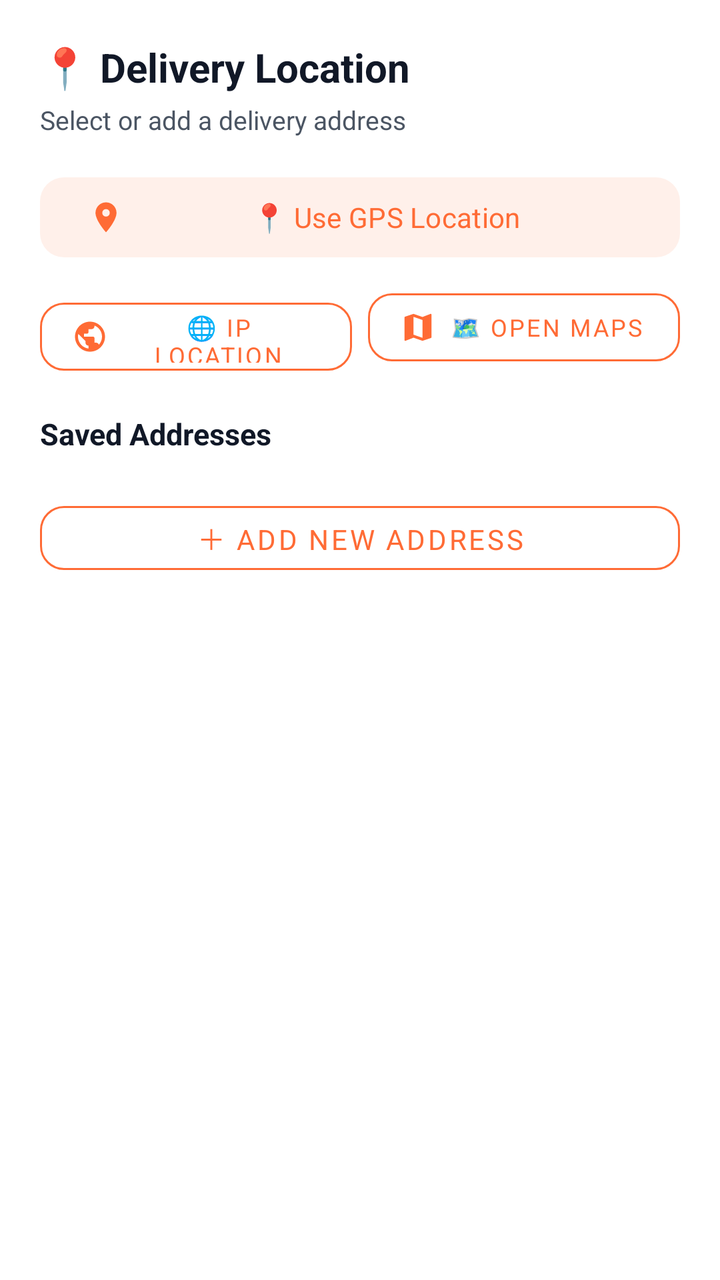
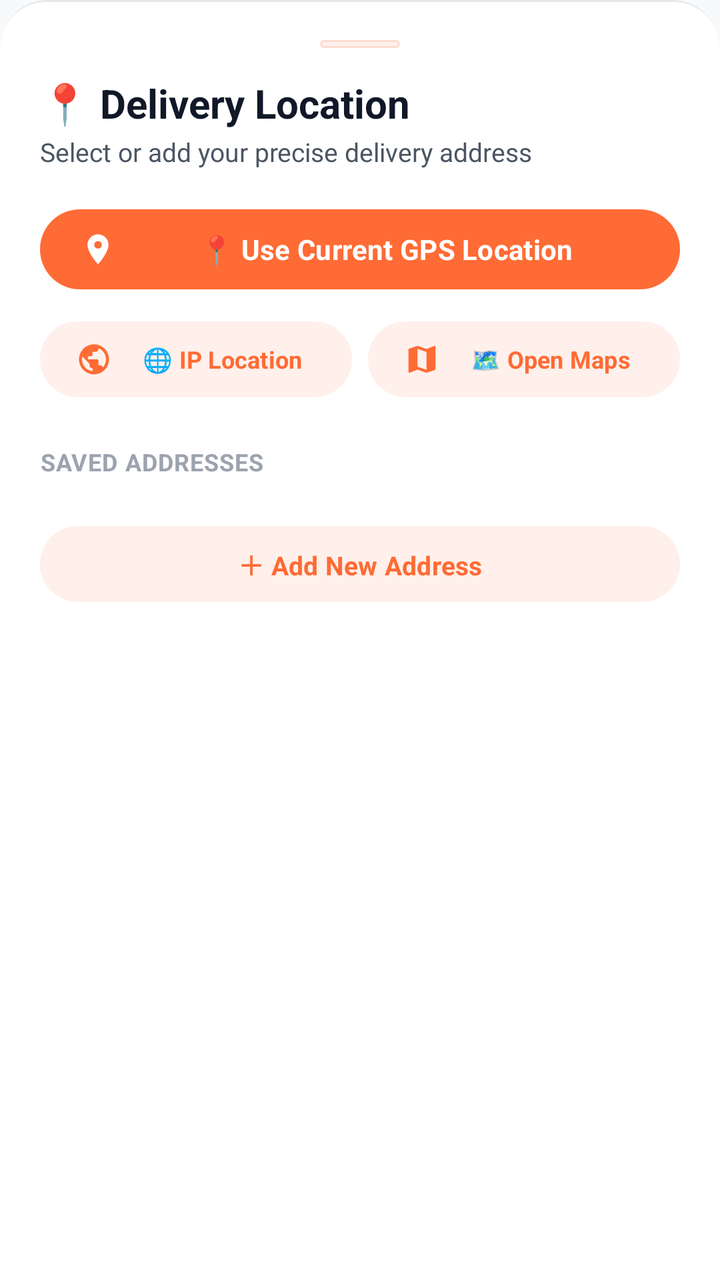

An Android layout rendered at two revisions. The XML below is the earlier revision; the diff shows what the commit changed to produce the second picture.
<!-- AndroidManifest.xml: application theme Theme.AKRHunger -->
<!-- res/layout/dialog_delivery_location.xml -->
<?xml version="1.0" encoding="utf-8"?>
<LinearLayout xmlns:android="http://schemas.android.com/apk/res/android"
    xmlns:app="http://schemas.android.com/apk/res-auto"
    android:layout_width="match_parent"
    android:layout_height="wrap_content"
    android:background="@color/surface"
    android:orientation="vertical"
    android:padding="20dp">

    
    <TextView
        android:layout_width="wrap_content"
        android:layout_height="wrap_content"
        android:text="📍 Delivery Location"
        android:textColor="@color/text_primary"
        android:textSize="20sp"
        android:textStyle="bold" />

    <TextView
        android:layout_width="wrap_content"
        android:layout_height="wrap_content"
        android:layout_marginTop="4dp"
        android:text="Select or add a delivery address"
        android:textColor="@color/text_secondary"
        android:textSize="13sp" />

    
    <LinearLayout
        android:layout_width="match_parent"
        android:layout_height="wrap_content"
        android:layout_marginTop="16dp"
        android:orientation="vertical">

        
        <com.google.android.material.button.MaterialButton
            android:id="@+id/btn_use_gps"
            android:layout_width="match_parent"
            android:layout_height="48dp"
            android:text="📍 Use GPS Location"
            android:textSize="14sp"
            app:backgroundTint="@color/primary_10"
            android:textColor="@color/primary"
            app:cornerRadius="12dp"
            app:icon="@drawable/ic_location"
            app:iconTint="@color/primary" />

        
        <LinearLayout
            android:layout_width="match_parent"
            android:layout_height="wrap_content"
            android:layout_marginTop="8dp"
            android:orientation="horizontal">

            <com.google.android.material.button.MaterialButton
                android:id="@+id/btn_use_ip"
                style="@style/Widget.MaterialComponents.Button.OutlinedButton"
                android:layout_width="0dp"
                android:layout_height="46dp"
                android:layout_weight="1"
                android:layout_marginEnd="4dp"
                android:text="🌐 IP Location"
                android:textSize="12sp"
                app:cornerRadius="12dp"
                app:icon="@drawable/ic_globe"
                app:iconTint="@color/primary"
                app:strokeColor="@color/primary"
                android:textColor="@color/primary" />

            <com.google.android.material.button.MaterialButton
                android:id="@+id/btn_open_maps"
                style="@style/Widget.MaterialComponents.Button.OutlinedButton"
                android:layout_width="0dp"
                android:layout_height="46dp"
                android:layout_weight="1"
                android:layout_marginStart="4dp"
                android:text="🗺️ Open Maps"
                android:textSize="12sp"
                app:cornerRadius="12dp"
                app:icon="@drawable/ic_map"
                app:iconTint="@color/primary"
                app:strokeColor="@color/primary"
                android:textColor="@color/primary" />
        </LinearLayout>

        
        <ProgressBar
            android:id="@+id/location_detect_progress"
            style="?android:attr/progressBarStyleHorizontal"
            android:layout_width="match_parent"
            android:layout_height="4dp"
            android:layout_marginTop="6dp"
            android:indeterminate="true"
            android:indeterminateTint="@color/primary"
            android:visibility="gone" />
    </LinearLayout>

    
    <TextView
        android:layout_width="wrap_content"
        android:layout_height="wrap_content"
        android:layout_marginTop="20dp"
        android:text="Saved Addresses"
        android:textColor="@color/text_primary"
        android:textSize="15sp"
        android:textStyle="bold" />

    <LinearLayout
        android:id="@+id/address_list"
        android:layout_width="match_parent"
        android:layout_height="wrap_content"
        android:layout_marginTop="8dp"
        android:orientation="vertical" />

    
    <com.google.android.material.button.MaterialButton
        android:id="@+id/btn_add_new"
        style="@style/Widget.MaterialComponents.Button.OutlinedButton"
        android:layout_width="match_parent"
        android:layout_height="44dp"
        android:layout_marginTop="12dp"
        android:text="＋ Add New Address"
        android:textColor="@color/primary"
        android:textSize="14sp"
        app:cornerRadius="12dp"
        app:strokeColor="@color/primary" />

    
    <LinearLayout
        android:id="@+id/add_new_form"
        android:layout_width="match_parent"
        android:layout_height="wrap_content"
        android:layout_marginTop="12dp"
        android:orientation="vertical"
        android:visibility="gone">

        
        <RadioGroup
            android:id="@+id/rg_address_type"
            android:layout_width="match_parent"
            android:layout_height="wrap_content"
            android:orientation="horizontal">
            <RadioButton android:id="@+id/rb_home" android:layout_width="0dp"
                android:layout_height="wrap_content" android:layout_weight="1"
                android:text="🏠 Home" android:checked="true"
                android:textColor="@color/text_primary" android:textSize="13sp" />
            <RadioButton android:id="@+id/rb_work" android:layout_width="0dp"
                android:layout_height="wrap_content" android:layout_weight="1"
                android:text="💼 Work"
                android:textColor="@color/text_primary" android:textSize="13sp" />
            <RadioButton android:id="@+id/rb_other" android:layout_width="0dp"
                android:layout_height="wrap_content" android:layout_weight="1"
                android:text="📍 Other"
                android:textColor="@color/text_primary" android:textSize="13sp" />
        </RadioGroup>

        <com.google.android.material.textfield.TextInputLayout
            style="@style/Widget.AKR.TextInput"
            android:layout_width="match_parent" android:layout_height="wrap_content"
            android:layout_marginTop="12dp" android:hint="Street Address *">
            <com.google.android.material.textfield.TextInputEditText
                android:id="@+id/et_street" android:layout_width="match_parent"
                android:layout_height="wrap_content" android:inputType="textPostalAddress" />
        </com.google.android.material.textfield.TextInputLayout>

        <LinearLayout android:layout_width="match_parent" android:layout_height="wrap_content"
            android:layout_marginTop="8dp">
            <com.google.android.material.textfield.TextInputLayout
                style="@style/Widget.AKR.TextInput"
                android:layout_width="0dp" android:layout_height="wrap_content"
                android:layout_weight="1" android:hint="Pincode *">
                <com.google.android.material.textfield.TextInputEditText
                    android:id="@+id/et_pincode" android:layout_width="match_parent"
                    android:layout_height="wrap_content" android:inputType="number"
                    android:maxLength="6" />
            </com.google.android.material.textfield.TextInputLayout>

            <com.google.android.material.textfield.TextInputLayout
                style="@style/Widget.AKR.TextInput"
                android:layout_width="0dp" android:layout_height="wrap_content"
                android:layout_weight="1" android:layout_marginStart="8dp" android:hint="City *">
                <com.google.android.material.textfield.TextInputEditText
                    android:id="@+id/et_city" android:layout_width="match_parent"
                    android:layout_height="wrap_content" android:inputType="text" />
            </com.google.android.material.textfield.TextInputLayout>
        </LinearLayout>

        <LinearLayout android:layout_width="match_parent" android:layout_height="wrap_content"
            android:layout_marginTop="8dp">
            <com.google.android.material.textfield.TextInputLayout
                style="@style/Widget.AKR.TextInput"
                android:layout_width="0dp" android:layout_height="wrap_content"
                android:layout_weight="1" android:hint="State">
                <com.google.android.material.textfield.TextInputEditText
                    android:id="@+id/et_state" android:layout_width="match_parent"
                    android:layout_height="wrap_content" android:inputType="text" />
            </com.google.android.material.textfield.TextInputLayout>

            <com.google.android.material.textfield.TextInputLayout
                style="@style/Widget.AKR.TextInput"
                android:layout_width="0dp" android:layout_height="wrap_content"
                android:layout_weight="1" android:layout_marginStart="8dp" android:hint="Landmark">
                <com.google.android.material.textfield.TextInputEditText
                    android:id="@+id/et_landmark" android:layout_width="match_parent"
                    android:layout_height="wrap_content" android:inputType="text" />
            </com.google.android.material.textfield.TextInputLayout>
        </LinearLayout>

        <com.google.android.material.button.MaterialButton
            android:id="@+id/btn_save_address"
            style="@style/Widget.AKR.Button.Primary"
            android:layout_width="match_parent"
            android:layout_height="48dp"
            android:layout_marginTop="16dp"
            android:text="Save Address"
            android:textSize="14sp" />
    </LinearLayout>
</LinearLayout>
<!-- resources referenced by this layout -->
<resources>
  <color name="primary_10">#1AFF6B35</color>
  <style name="Widget.AKR.Button.Primary" parent="Widget.Material3.Button">
          <item name="backgroundTint">@color/primary</item>
          <item name="android:textColor">@color/on_primary</item>
          <item name="cornerRadius">28dp</item>
          <item name="android:textAllCaps">false</item>
          <item name="android:textStyle">bold</item>
          <item name="android:paddingStart">24dp</item>
          <item name="android:paddingEnd">24dp</item>
          <item name="android:minHeight">50dp</item>
          <item name="android:letterSpacing">0.01</item>
      </style>
  <style name="Theme.AKRHunger" parent="Theme.Material3.Light.NoActionBar">
          <item name="colorPrimary">@color/primary</item>
          <item name="colorPrimaryDark">@color/primary_dark</item>
          <item name="colorAccent">@color/primary</item>
          <item name="colorOnPrimary">@color/on_primary</item>
          <item name="colorSecondary">@color/secondary</item>
          <item name="colorOnSecondary">@color/on_secondary</item>
          <item name="android:colorBackground">@color/background</item>
          <item name="colorSurface">@color/surface</item>
          <item name="colorOnSurface">@color/on_surface</item>
          <item name="android:statusBarColor">@color/surface</item>
          <item name="android:windowLightStatusBar">true</item>
          <item name="android:navigationBarColor">@color/surface</item>
          <item name="android:windowLightNavigationBar">true</item>
          <item name="android:fontFamily">sans-serif</item>
      </style>
  <!-- unchanged entries left out for length: 14 -->
</resources>

<!-- the commit's change to res/layout/dialog_delivery_location.xml (unified diff, before → after) -->
@@ -3,9 +3,17 @@
     xmlns:app="http://schemas.android.com/apk/res-auto"
     android:layout_width="match_parent"
     android:layout_height="wrap_content"
-    android:background="@color/surface"
+    android:background="@drawable/bg_bottom_nav_ios"
     android:orientation="vertical"
     android:padding="20dp">
+
+    
+    <View
+        android:layout_width="40dp"
+        android:layout_height="4dp"
+        android:layout_gravity="center_horizontal"
+        android:layout_marginBottom="14dp"
+        android:background="@drawable/bg_pill_soft" />
 
     
     <TextView
@@ -19,8 +27,8 @@
     <TextView
         android:layout_width="wrap_content"
         android:layout_height="wrap_content"
-        android:layout_marginTop="4dp"
-        android:text="Select or add a delivery address"
+        android:layout_marginTop="2dp"
+        android:text="Select or add your precise delivery address"
         android:textColor="@color/text_secondary"
         android:textSize="13sp" />
 
@@ -34,15 +42,14 @@
         
         <com.google.android.material.button.MaterialButton
             android:id="@+id/btn_use_gps"
+            style="@style/Widget.AKR.Button.Pill"
             android:layout_width="match_parent"
             android:layout_height="48dp"
-            android:text="📍 Use GPS Location"
+            android:text="📍 Use Current GPS Location"
             android:textSize="14sp"
-            app:backgroundTint="@color/primary_10"
-            android:textColor="@color/primary"
-            app:cornerRadius="12dp"
+            app:backgroundTint="@color/primary"
             app:icon="@drawable/ic_location"
-            app:iconTint="@color/primary" />
+            app:iconTint="@color/on_primary" />
 
         
         <LinearLayout
@@ -53,33 +60,27 @@
 
             <com.google.android.material.button.MaterialButton
                 android:id="@+id/btn_use_ip"
-                style="@style/Widget.MaterialComponents.Button.OutlinedButton"
+                style="@style/Widget.AKR.Button.PillSoft"
                 android:layout_width="0dp"
                 android:layout_height="46dp"
-                android:layout_weight="1"
                 android:layout_marginEnd="4dp"
+                android:layout_weight="1"
                 android:text="🌐 IP Location"
                 android:textSize="12sp"
-                app:cornerRadius="12dp"
                 app:icon="@drawable/ic_globe"
-                app:iconTint="@color/primary"
-                app:strokeColor="@color/primary"
-                android:textColor="@color/primary" />
+                app:iconTint="@color/primary" />
 
             <com.google.android.material.button.MaterialButton
                 android:id="@+id/btn_open_maps"
-                style="@style/Widget.MaterialComponents.Button.OutlinedButton"
+                style="@style/Widget.AKR.Button.PillSoft"
                 android:layout_width="0dp"
                 android:layout_height="46dp"
-                android:layout_weight="1"
                 android:layout_marginStart="4dp"
+                android:layout_weight="1"
                 android:text="🗺️ Open Maps"
                 android:textSize="12sp"
-                app:cornerRadius="12dp"
                 app:icon="@drawable/ic_map"
-                app:iconTint="@color/primary"
-                app:strokeColor="@color/primary"
-                android:textColor="@color/primary" />
+                app:iconTint="@color/primary" />
         </LinearLayout>
 
         
@@ -88,7 +89,7 @@
             style="?android:attr/progressBarStyleHorizontal"
             android:layout_width="match_parent"
             android:layout_height="4dp"
-            android:layout_marginTop="6dp"
+            android:layout_marginTop="8dp"
             android:indeterminate="true"
             android:indeterminateTint="@color/primary"
             android:visibility="gone" />
@@ -99,9 +100,10 @@
         android:layout_width="wrap_content"
         android:layout_height="wrap_content"
         android:layout_marginTop="20dp"
-        android:text="Saved Addresses"
-        android:textColor="@color/text_primary"
-        android:textSize="15sp"
+        android:letterSpacing="0.03"
+        android:text="SAVED ADDRESSES"
+        android:textColor="@color/text_hint"
+        android:textSize="12sp"
         android:textStyle="bold" />
 
     <LinearLayout
@@ -114,15 +116,12 @@
     
     <com.google.android.material.button.MaterialButton
         android:id="@+id/btn_add_new"
-        style="@style/Widget.MaterialComponents.Button.OutlinedButton"
-        android:layout_width="match_parent"
-        android:layout_height="44dp"
+        style="@style/Widget.AKR.Button.PillSoft"
+        android:layout_width="match_parent"
+        android:layout_height="46dp"
         android:layout_marginTop="12dp"
         android:text="＋ Add New Address"
-        android:textColor="@color/primary"
-        android:textSize="14sp"
-        app:cornerRadius="12dp"
-        app:strokeColor="@color/primary" />
+        android:textSize="13sp" />
 
     
     <LinearLayout
@@ -139,79 +138,161 @@
             android:layout_width="match_parent"
             android:layout_height="wrap_content"
             android:orientation="horizontal">
-            <RadioButton android:id="@+id/rb_home" android:layout_width="0dp"
-                android:layout_height="wrap_content" android:layout_weight="1"
-                android:text="🏠 Home" android:checked="true"
-                android:textColor="@color/text_primary" android:textSize="13sp" />
-            <RadioButton android:id="@+id/rb_work" android:layout_width="0dp"
-                android:layout_height="wrap_content" android:layout_weight="1"
+
+            <RadioButton
+                android:id="@+id/rb_home"
+                android:layout_width="0dp"
+                android:layout_height="wrap_content"
+                android:layout_weight="1"
+                android:checked="true"
+                android:text="🏠 Home"
+                android:textColor="@color/text_primary"
+                android:textSize="13sp" />
+
+            <RadioButton
+                android:id="@+id/rb_work"
+                android:layout_width="0dp"
+                android:layout_height="wrap_content"
+                android:layout_weight="1"
                 android:text="💼 Work"
-                android:textColor="@color/text_primary" android:textSize="13sp" />
-            <RadioButton android:id="@+id/rb_other" android:layout_width="0dp"
-                android:layout_height="wrap_content" android:layout_weight="1"
+                android:textColor="@color/text_primary"
+                android:textSize="13sp" />
+
+            <RadioButton
+                android:id="@+id/rb_other"
+                android:layout_width="0dp"
+                android:layout_height="wrap_content"
+                android:layout_weight="1"
                 android:text="📍 Other"
-                android:textColor="@color/text_primary" android:textSize="13sp" />
+                android:textColor="@color/text_primary"
+                android:textSize="13sp" />
         </RadioGroup>
 
         <com.google.android.material.textfield.TextInputLayout
             style="@style/Widget.AKR.TextInput"
-            android:layout_width="match_parent" android:layout_height="wrap_content"
-            android:layout_marginTop="12dp" android:hint="Street Address *">
+            android:layout_width="match_parent"
+            android:layout_height="wrap_content"
+            android:layout_marginTop="12dp"
+            android:hint="Street Address *"
+            app:boxCornerRadiusBottomEnd="14dp"
+            app:boxCornerRadiusBottomStart="14dp"
+            app:boxCornerRadiusTopEnd="14dp"
+            app:boxCornerRadiusTopStart="14dp">
+
             <com.google.android.material.textfield.TextInputEditText
-                android:id="@+id/et_street" android:layout_width="match_parent"
-                android:layout_height="wrap_content" android:inputType="textPostalAddress" />
+                android:id="@+id/et_street"
+                android:layout_width="match_parent"
+                android:layout_height="wrap_content"
+                android:inputType="textPostalAddress"
+                android:textColor="@color/text_primary"
+                android:textSize="14sp" />
         </com.google.android.material.textfield.TextInputLayout>
 
-        <LinearLayout android:layout_width="match_parent" android:layout_height="wrap_content"
-            android:layout_marginTop="8dp">
-            <com.google.android.material.textfield.TextInputLayout
-                style="@style/Widget.AKR.TextInput"
-                android:layout_width="0dp" android:layout_height="wrap_content"
-                android:layout_weight="1" android:hint="Pincode *">
-                <com.google.android.material.textfield.TextInputEditText
-                    android:id="@+id/et_pincode" android:layout_width="match_parent"
-                    android:layout_height="wrap_content" android:inputType="number"
-                    android:maxLength="6" />
-            </com.google.android.material.textfield.TextInputLayout>
-
-            <com.google.android.material.textfield.TextInputLayout
-                style="@style/Widget.AKR.TextInput"
-                android:layout_width="0dp" android:layout_height="wrap_content"
-                android:layout_weight="1" android:layout_marginStart="8dp" android:hint="City *">
-                <com.google.android.material.textfield.TextInputEditText
-                    android:id="@+id/et_city" android:layout_width="match_parent"
-                    android:layout_height="wrap_content" android:inputType="text" />
+        <LinearLayout
+            android:layout_width="match_parent"
+            android:layout_height="wrap_content"
+            android:layout_marginTop="8dp"
+            android:orientation="horizontal">
+
+            <com.google.android.material.textfield.TextInputLayout
+                style="@style/Widget.AKR.TextInput"
+                android:layout_width="0dp"
+                android:layout_height="wrap_content"
+                android:layout_weight="1"
+                android:hint="Pincode *"
+                app:boxCornerRadiusBottomEnd="14dp"
+                app:boxCornerRadiusBottomStart="14dp"
+                app:boxCornerRadiusTopEnd="14dp"
+                app:boxCornerRadiusTopStart="14dp">
+
+                <com.google.android.material.textfield.TextInputEditText
+                    android:id="@+id/et_pincode"
+                    android:layout_width="match_parent"
+                    android:layout_height="wrap_content"
+                    android:inputType="number"
+                    android:maxLength="6"
+                    android:textColor="@color/text_primary"
+                    android:textSize="14sp" />
+            </com.google.android.material.textfield.TextInputLayout>
+
+            <com.google.android.material.textfield.TextInputLayout
+                style="@style/Widget.AKR.TextInput"
+                android:layout_width="0dp"
+                android:layout_height="wrap_content"
+                android:layout_marginStart="8dp"
+                android:layout_weight="1"
+                android:hint="City *"
+                app:boxCornerRadiusBottomEnd="14dp"
+                app:boxCornerRadiusBottomStart="14dp"
+                app:boxCornerRadiusTopEnd="14dp"
+                app:boxCornerRadiusTopStart="14dp">
+
+                <com.google.android.material.textfield.TextInputEditText
+                    android:id="@+id/et_city"
+                    android:layout_width="match_parent"
+                    android:layout_height="wrap_content"
+                    android:inputType="text"
+                    android:textColor="@color/text_primary"
+                    android:textSize="14sp" />
             </com.google.android.material.textfield.TextInputLayout>
         </LinearLayout>
 
-        <LinearLayout android:layout_width="match_parent" android:layout_height="wrap_content"
-            android:layout_marginTop="8dp">
-            <com.google.android.material.textfield.TextInputLayout
-                style="@style/Widget.AKR.TextInput"
-                android:layout_width="0dp" android:layout_height="wrap_content"
-                android:layout_weight="1" android:hint="State">
-                <com.google.android.material.textfield.TextInputEditText
-                    android:id="@+id/et_state" android:layout_width="match_parent"
-                    android:layout_height="wrap_content" android:inputType="text" />
-            </com.google.android.material.textfield.TextInputLayout>
-
-            <com.google.android.material.textfield.TextInputLayout
-                style="@style/Widget.AKR.TextInput"
-                android:layout_width="0dp" android:layout_height="wrap_content"
-                android:layout_weight="1" android:layout_marginStart="8dp" android:hint="Landmark">
-                <com.google.android.material.textfield.TextInputEditText
-                    android:id="@+id/et_landmark" android:layout_width="match_parent"
-                    android:layout_height="wrap_content" android:inputType="text" />
+        <LinearLayout
+            android:layout_width="match_parent"
+            android:layout_height="wrap_content"
+            android:layout_marginTop="8dp"
+            android:orientation="horizontal">
+
+            <com.google.android.material.textfield.TextInputLayout
+                style="@style/Widget.AKR.TextInput"
+                android:layout_width="0dp"
+                android:layout_height="wrap_content"
+                android:layout_weight="1"
+                android:hint="State"
+                app:boxCornerRadiusBottomEnd="14dp"
+                app:boxCornerRadiusBottomStart="14dp"
+                app:boxCornerRadiusTopEnd="14dp"
+                app:boxCornerRadiusTopStart="14dp">
+
+                <com.google.android.material.textfield.TextInputEditText
+                    android:id="@+id/et_state"
+                    android:layout_width="match_parent"
+                    android:layout_height="wrap_content"
+                    android:inputType="text"
+                    android:textColor="@color/text_primary"
+                    android:textSize="14sp" />
+            </com.google.android.material.textfield.TextInputLayout>
+
+            <com.google.android.material.textfield.TextInputLayout
+                style="@style/Widget.AKR.TextInput"
+                android:layout_width="0dp"
+                android:layout_height="wrap_content"
+                android:layout_marginStart="8dp"
+                android:layout_weight="1"
+                android:hint="Landmark"
+                app:boxCornerRadiusBottomEnd="14dp"
+                app:boxCornerRadiusBottomStart="14dp"
+                app:boxCornerRadiusTopEnd="14dp"
+                app:boxCornerRadiusTopStart="14dp">
+
+                <com.google.android.material.textfield.TextInputEditText
+                    android:id="@+id/et_landmark"
+                    android:layout_width="match_parent"
+                    android:layout_height="wrap_content"
+                    android:inputType="text"
+                    android:textColor="@color/text_primary"
+                    android:textSize="14sp" />
             </com.google.android.material.textfield.TextInputLayout>
         </LinearLayout>
 
         <com.google.android.material.button.MaterialButton
             android:id="@+id/btn_save_address"
-            style="@style/Widget.AKR.Button.Primary"
+            style="@style/Widget.AKR.Button.Pill"
             android:layout_width="match_parent"
             android:layout_height="48dp"
             android:layout_marginTop="16dp"
             android:text="Save Address"
-            android:textSize="14sp" />
+            android:textSize="14sp"
+            app:backgroundTint="@color/primary" />
     </LinearLayout>
 </LinearLayout>
<!-- resource entries referenced after the edit -->
@@ -1,16 +1,53 @@
 <!-- resources referenced by this layout -->
 <resources>
-  <color name="primary_10">#1AFF6B35</color>
-  <style name="Widget.AKR.Button.Primary" parent="Widget.Material3.Button">
+  <color name="text_hint">#9CA3AF</color>
+  <!-- drawable bg_bottom_nav_ios (drawable) -->
+  <?xml version="1.0" encoding="utf-8"?>
+  <layer-list xmlns:android="http://schemas.android.com/apk/res/android">
+      <item>
+          <shape android:shape="rectangle">
+              <corners android:topLeftRadius="24dp" android:topRightRadius="24dp" />
+              <solid android:color="@color/divider_hairline" />
+          </shape>
+      </item>
+      <item android:top="1dp">
+          <shape android:shape="rectangle">
+              <corners android:topLeftRadius="23dp" android:topRightRadius="23dp" />
+              <solid android:color="@color/surface" />
+          </shape>
+      </item>
+  </layer-list>
+  <!-- drawable bg_pill_soft (drawable) -->
+  <?xml version="1.0" encoding="utf-8"?>
+  <ripple xmlns:android="http://schemas.android.com/apk/res/android"
+      android:color="@color/primary_15">
+      <item>
+          <shape android:shape="rectangle">
+              <corners android:radius="999dp" />
+              <solid android:color="@color/primary_tint" />
+              <stroke android:width="1dp" android:color="@color/primary_tint_border" />
+          </shape>
+      </item>
+  </ripple>
+  <style name="Widget.AKR.Button.Pill" parent="Widget.Material3.Button">
           <item name="backgroundTint">@color/primary</item>
           <item name="android:textColor">@color/on_primary</item>
           <item name="cornerRadius">28dp</item>
           <item name="android:textAllCaps">false</item>
           <item name="android:textStyle">bold</item>
-          <item name="android:paddingStart">24dp</item>
-          <item name="android:paddingEnd">24dp</item>
-          <item name="android:minHeight">50dp</item>
-          <item name="android:letterSpacing">0.01</item>
+          <item name="android:minHeight">44dp</item>
+          <item name="android:paddingStart">20dp</item>
+          <item name="android:paddingEnd">20dp</item>
+      </style>
+  <style name="Widget.AKR.Button.PillSoft" parent="Widget.Material3.Button.TonalButton">
+          <item name="backgroundTint">@color/primary_tint</item>
+          <item name="android:textColor">@color/primary</item>
+          <item name="cornerRadius">28dp</item>
+          <item name="android:textAllCaps">false</item>
+          <item name="android:textStyle">bold</item>
+          <item name="android:minHeight">44dp</item>
+          <item name="android:paddingStart">18dp</item>
+          <item name="android:paddingEnd">18dp</item>
       </style>
   <style name="Theme.AKRHunger" parent="Theme.Material3.Light.NoActionBar">
           <item name="colorPrimary">@color/primary</item>
@@ -27,6 +64,34 @@
           <item name="android:navigationBarColor">@color/surface</item>
           <item name="android:windowLightNavigationBar">true</item>
           <item name="android:fontFamily">sans-serif</item>
+          <item name="materialAlertDialogTheme">@style/ThemeOverlay.AKR.MaterialAlertDialog</item>
+          <item name="bottomSheetDialogTheme">@style/ThemeOverlay.AKR.BottomSheetDialog</item>
+      </style>
+  <color name="divider_hairline">#E5E7EB</color>
+  <color name="primary_15">#26FF6B35</color>
+  <color name="primary_tint">#FFF0EB</color>
+  <color name="primary_tint_border">#FFDCD0</color>
+  <style name="ThemeOverlay.AKR.MaterialAlertDialog" parent="ThemeOverlay.Material3.MaterialAlertDialog">
+          <item name="shapeAppearance">@style/ShapeAppearance.AKR.Dialog</item>
+          <item name="shapeAppearanceOverlay">@style/ShapeAppearance.AKR.Dialog</item>
+          <item name="colorSurface">@color/surface</item>
+          <item name="android:backgroundDimAmount">0.5</item>
+      </style>
+  <style name="ThemeOverlay.AKR.BottomSheetDialog" parent="ThemeOverlay.Material3.BottomSheetDialog">
+          <item name="bottomSheetStyle">@style/Widget.AKR.BottomSheet</item>
+      </style>
+  <style name="ShapeAppearance.AKR.Dialog" parent="">
+          <item name="cornerFamily">rounded</item>
+          <item name="cornerSize">24dp</item>
+      </style>
+  <style name="Widget.AKR.BottomSheet" parent="Widget.Material3.BottomSheet">
+          <item name="shapeAppearanceOverlay">@style/ShapeAppearance.AKR.BottomSheet</item>
+          <item name="backgroundTint">@color/surface</item>
+      </style>
+  <style name="ShapeAppearance.AKR.BottomSheet" parent="">
+          <item name="cornerFamily">rounded</item>
+          <item name="cornerSizeTopLeft">28dp</item>
+          <item name="cornerSizeTopRight">28dp</item>
       </style>
   <!-- unchanged entries left out for length: 14 -->
 </resources>
